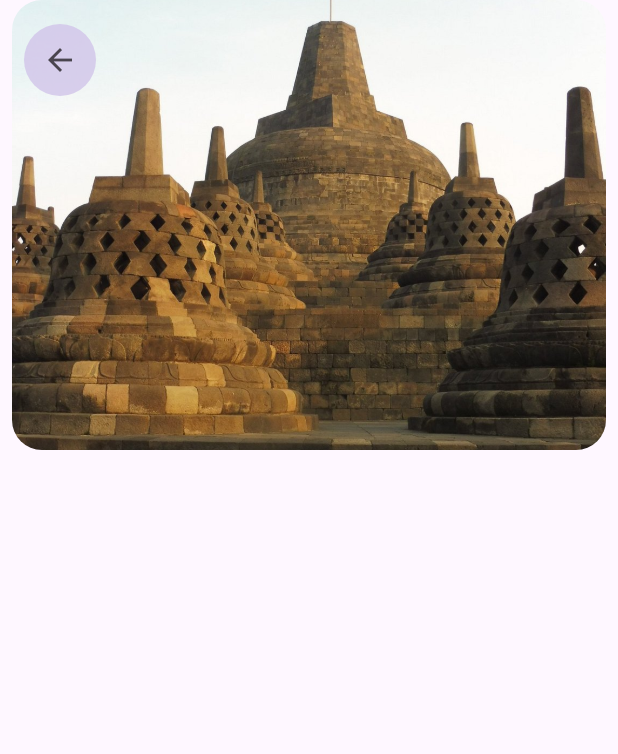
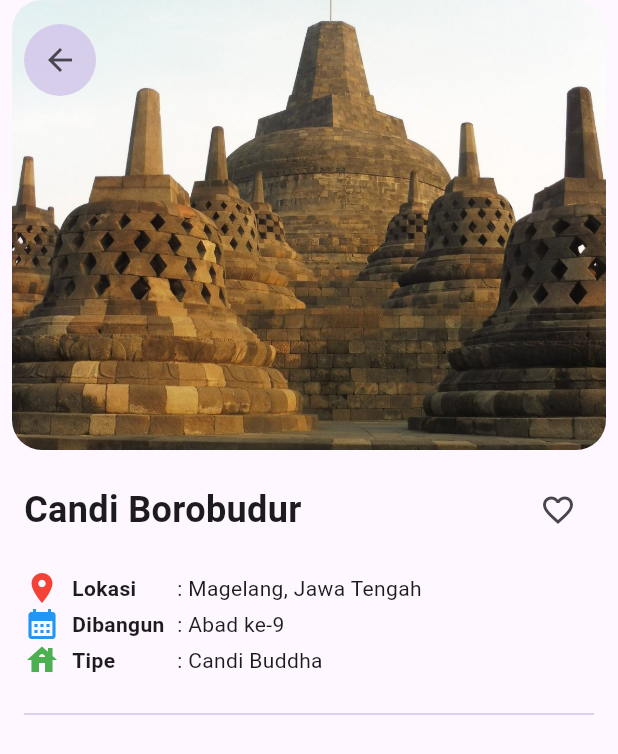
Before and after one commit to 2024-2025-Gasal-PABI-SI5B/project-wisata-candi-si5b-Cyndi1, a Flutter app: the screen it shows after launch, on a phone screen of 412 x 824 dp. Shown: the top 754 px of the screen. Run offline on Flutter 3.47's test engine with Material 3 defaults, Android fonts, the phone set to English and light mode, and no system bars.

Commit message:
bersambung, otw Part 2

```diff
--- a/wisata_candi/lib/screens/detail_screen.dart
+++ b/wisata_candi/lib/screens/detail_screen.dart
@@ -43,11 +43,90 @@ class DetailScreen extends StatelessWidget {
           ),
           // DETAIL INFO
           Padding(
-            padding: EdgeInsets.symmetric(horizontal: 16),
+            padding: const EdgeInsets.symmetric(horizontal: 16),
             child: Column(
               children: [
                 //Into Atas
+                const SizedBox(height: 16),
+                Row(
+                  mainAxisAlignment: MainAxisAlignment.spaceBetween,
+                  children: [
+                    Text(
+                      candi.name,
+                      style: const TextStyle(
+                          fontSize: 24, fontWeight: FontWeight.bold),
+                    ),
+                    IconButton(
+                        onPressed: () {},
+                        icon: const Icon(Icons.favorite_border)),
+                  ],
+                ),
                 // Info Tengah
+                const SizedBox(height: 16),
+                Row(
+                  children: [
+                    const Icon(
+                      Icons.place,
+                      color: Colors.red,
+                    ),
+                    const SizedBox(
+                      width: 8,
+                    ),
+                    const SizedBox(
+                      width: 70,
+                      child: Text(
+                        'Lokasi',
+                        style: TextStyle(fontWeight: FontWeight.bold),
+                      ),
+                    ),
+                    Text(': ${candi.location}'),
+                  ],
+                ),
+                Row(
+                  children: [
+                    const Icon(
+                      Icons.calendar_month,
+                      color: Colors.blue,
+                    ),
+                    const SizedBox(
+                      width: 8,
+                    ),
+                    const SizedBox(
+                      width: 70,
+                      child: Text(
+                        'Dibangun',
+                        style: TextStyle(fontWeight: FontWeight.bold),
+                      ),
+                    ),
+                    Text(': ${candi.built}'),
+                  ],
+                ),
+                Row(
+                  children: [
+                    const Icon(
+                      Icons.house,
+                      color: Colors.green,
+                    ),
+                    const SizedBox(
+                      width: 8,
+                    ),
+                    const SizedBox(
+                      width: 70,
+                      child: Text(
+                        'Tipe',
+                        style: TextStyle(fontWeight: FontWeight.bold),
+                      ),
+                    ),
+                    Text(': ${candi.type}'),
+                  ],
+                ),
+                // Pemisah
+                const SizedBox(height: 16),
+                Divider(
+                  color: Colors.deepPurple.shade100,
+                ),
+                const SizedBox(height: 16),
+
                 // Info Bawah
               ],
             ),
```
